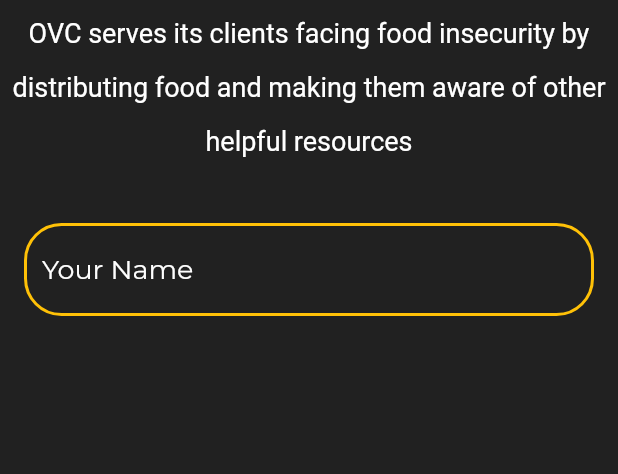
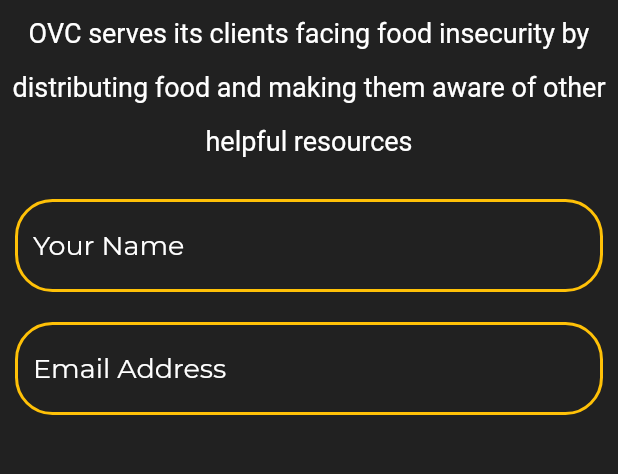
Before and after one commit to Onyxx-Village-Connection/app, a Flutter app: the screen it shows after launch, on a phone screen of 412 x 824 dp, the part 248-722 px from its top. Run offline on Flutter 3.47's test engine with Material 2 defaults, Android fonts, the phone set to English and light mode, and no system bars.

Commit message:
add email box to client sign up

```diff
--- a/lib/client_signup.dart
+++ b/lib/client_signup.dart
@@ -45,6 +45,34 @@ class _ClientSignupState extends State<ClientSignup>{
       },
     );
 
+    final emailBox = TextFormField(
+      decoration: InputDecoration(
+        focusedBorder: focusedField,
+        enabledBorder: enabledField,
+        hintText: 'Email Address',
+        hintStyle: hintTextStyle,
+      ),
+      validator: (String? value){
+        if (value == null || value.isEmpty){
+          return 'Please enter your email address';
+        }
+      },
+    );
+
+    final phoneNumberBox = TextFormField(
+      decoration: InputDecoration(
+        focusedBorder: focusedField,
+        enabledBorder: enabledField,
+        hintText: 'Phone Number',
+        hintStyle: hintTextStyle,
+      ),
+      validator: (String? value){
+        if (value == null || value.isEmpty){
+          return 'Please enter your phone number';
+        }
+      },
+    );
+
     return ListView(
       children: <Widget> [
         Image.asset(
@@ -69,10 +97,14 @@ class _ClientSignupState extends State<ClientSignup>{
         Form(
             child: Column(
               children: <Widget>[
-                SizedBox(height: 25.0,),
+                SizedBox(height: 15.0,),
                 Padding(
-                    padding: EdgeInsets.all(16.0),
+                    padding: EdgeInsets.all(10.0),
                     child: nameBox,
+                ),
+                Padding(
+                  padding: EdgeInsets.all(10.0),
+                  child: emailBox,
                 ),
               ],
             ),
```
